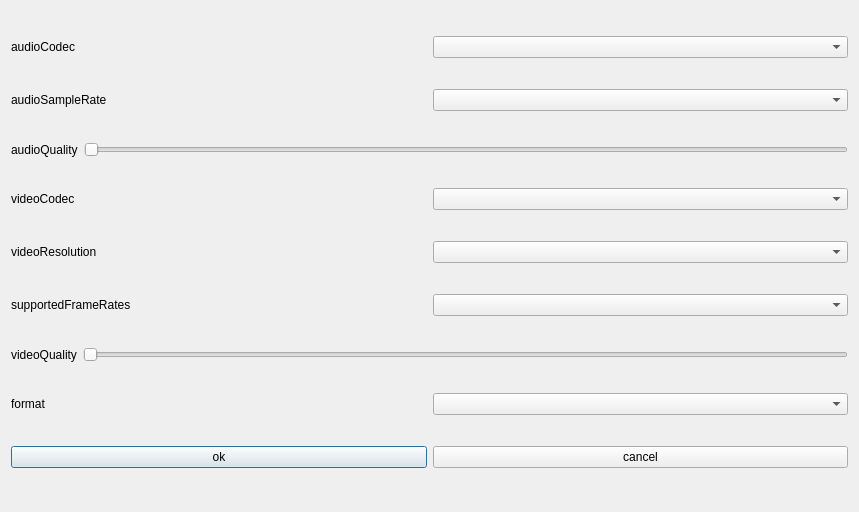
Above: openqtcamera/settingdialog.ui from dependon/OpenQtCamera before the change. Below: the same form after it.
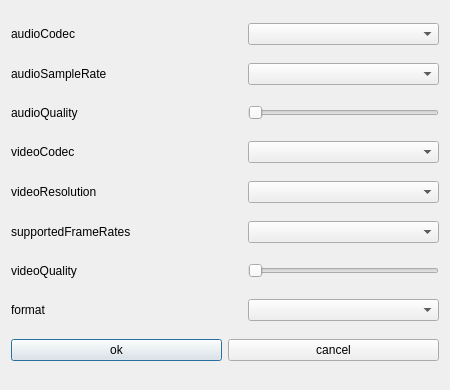
That is the form after the change.

```diff
--- a/openqtcamera/settingdialog.ui
+++ b/openqtcamera/settingdialog.ui
@@ -6,8 +6,8 @@
    <rect>
     <x>0</x>
     <y>0</y>
-    <width>859</width>
-    <height>512</height>
+    <width>450</width>
+    <height>390</height>
    </rect>
   </property>
   <property name="windowTitle">
@@ -15,7 +15,7 @@
   </property>
   <layout class="QVBoxLayout" name="verticalLayout">
    <item>
-    <layout class="QHBoxLayout" name="horizontalLayout_3">
+    <layout class="QHBoxLayout" name="horizontalLayout_3" stretch="1,0,1">
      <item>
       <widget class="QLabel" name="label">
        <property name="text">
@@ -24,12 +24,32 @@
       </widget>
      </item>
      <item>
-      <widget class="QComboBox" name="audiocodecBox"/>
+      <spacer name="horizontalSpacer">
+       <property name="orientation">
+        <enum>Qt::Horizontal</enum>
+       </property>
+       <property name="sizeHint" stdset="0">
+        <size>
+         <width>40</width>
+         <height>20</height>
+        </size>
+       </property>
+      </spacer>
+     </item>
+     <item>
+      <widget class="QComboBox" name="audiocodecBox">
+       <property name="maximumSize">
+        <size>
+         <width>200</width>
+         <height>16777215</height>
+        </size>
+       </property>
+      </widget>
      </item>
     </layout>
    </item>
    <item>
-    <layout class="QHBoxLayout" name="horizontalLayout_2">
+    <layout class="QHBoxLayout" name="horizontalLayout_2" stretch="1,0,1">
      <item>
       <widget class="QLabel" name="audioSampleRateLabel">
        <property name="text">
@@ -38,12 +58,32 @@
       </widget>
      </item>
      <item>
-      <widget class="QComboBox" name="audioSampleRateBox"/>
+      <spacer name="horizontalSpacer_2">
+       <property name="orientation">
+        <enum>Qt::Horizontal</enum>
+       </property>
+       <property name="sizeHint" stdset="0">
+        <size>
+         <width>40</width>
+         <height>20</height>
+        </size>
+       </property>
+      </spacer>
+     </item>
+     <item>
+      <widget class="QComboBox" name="audioSampleRateBox">
+       <property name="maximumSize">
+        <size>
+         <width>200</width>
+         <height>16777215</height>
+        </size>
+       </property>
+      </widget>
      </item>
     </layout>
    </item>
    <item>
-    <layout class="QHBoxLayout" name="horizontalLayout_7">
+    <layout class="QHBoxLayout" name="horizontalLayout_7" stretch="1,0,1">
      <item>
       <widget class="QLabel" name="label_6">
        <property name="text">
@@ -51,8 +91,27 @@
        </property>
       </widget>
      </item>
+     <item>
+      <spacer name="horizontalSpacer_3">
+       <property name="orientation">
+        <enum>Qt::Horizontal</enum>
+       </property>
+       <property name="sizeHint" stdset="0">
+        <size>
+         <width>40</width>
+         <height>20</height>
+        </size>
+       </property>
+      </spacer>
+     </item>
      <item>
       <widget class="QSlider" name="audioQualitySlider">
+       <property name="maximumSize">
+        <size>
+         <width>200</width>
+         <height>16777215</height>
+        </size>
+       </property>
        <property name="orientation">
         <enum>Qt::Horizontal</enum>
        </property>
@@ -61,7 +120,7 @@
     </layout>
    </item>
    <item>
-    <layout class="QHBoxLayout" name="horizontalLayout_4">
+    <layout class="QHBoxLayout" name="horizontalLayout_4" stretch="1,0,1">
      <item>
       <widget class="QLabel" name="label_2">
        <property name="text">
@@ -70,12 +129,32 @@
       </widget>
      </item>
      <item>
-      <widget class="QComboBox" name="videocodecBox"/>
+      <spacer name="horizontalSpacer_4">
+       <property name="orientation">
+        <enum>Qt::Horizontal</enum>
+       </property>
+       <property name="sizeHint" stdset="0">
+        <size>
+         <width>40</width>
+         <height>20</height>
+        </size>
+       </property>
+      </spacer>
+     </item>
+     <item>
+      <widget class="QComboBox" name="videocodecBox">
+       <property name="maximumSize">
+        <size>
+         <width>200</width>
+         <height>16777215</height>
+        </size>
+       </property>
+      </widget>
      </item>
     </layout>
    </item>
    <item>
-    <layout class="QHBoxLayout" name="horizontalLayout">
+    <layout class="QHBoxLayout" name="horizontalLayout" stretch="1,0,1">
      <item>
       <widget class="QLabel" name="label_5">
        <property name="text">
@@ -84,12 +163,32 @@
       </widget>
      </item>
      <item>
-      <widget class="QComboBox" name="videoResolutionBox"/>
+      <spacer name="horizontalSpacer_5">
+       <property name="orientation">
+        <enum>Qt::Horizontal</enum>
+       </property>
+       <property name="sizeHint" stdset="0">
+        <size>
+         <width>40</width>
+         <height>20</height>
+        </size>
+       </property>
+      </spacer>
+     </item>
+     <item>
+      <widget class="QComboBox" name="videoResolutionBox">
+       <property name="maximumSize">
+        <size>
+         <width>200</width>
+         <height>16777215</height>
+        </size>
+       </property>
+      </widget>
      </item>
     </layout>
    </item>
    <item>
-    <layout class="QHBoxLayout" name="horizontalLayout_5">
+    <layout class="QHBoxLayout" name="horizontalLayout_5" stretch="1,0,1">
      <item>
       <widget class="QLabel" name="label_3">
        <property name="text">
@@ -98,12 +197,32 @@
       </widget>
      </item>
      <item>
-      <widget class="QComboBox" name="supportedFrameRatesBox"/>
+      <spacer name="horizontalSpacer_6">
+       <property name="orientation">
+        <enum>Qt::Horizontal</enum>
+       </property>
+       <property name="sizeHint" stdset="0">
+        <size>
+         <width>40</width>
+         <height>20</height>
+        </size>
+       </property>
+      </spacer>
+     </item>
+     <item>
+      <widget class="QComboBox" name="supportedFrameRatesBox">
+       <property name="maximumSize">
+        <size>
+         <width>200</width>
+         <height>16777215</height>
+        </size>
+       </property>
+      </widget>
      </item>
     </layout>
    </item>
    <item>
-    <layout class="QHBoxLayout" name="horizontalLayout_6">
+    <layout class="QHBoxLayout" name="horizontalLayout_6" stretch="1,0,1">
      <item>
       <widget class="QLabel" name="label_7">
        <property name="text">
@@ -111,8 +230,27 @@
        </property>
       </widget>
      </item>
+     <item>
+      <spacer name="horizontalSpacer_7">
+       <property name="orientation">
+        <enum>Qt::Horizontal</enum>
+       </property>
+       <property name="sizeHint" stdset="0">
+        <size>
+         <width>40</width>
+         <height>20</height>
+        </size>
+       </property>
+      </spacer>
+     </item>
      <item>
       <widget class="QSlider" name="videoQualitySlider">
+       <property name="maximumSize">
+        <size>
+         <width>200</width>
+         <height>16777215</height>
+        </size>
+       </property>
        <property name="orientation">
         <enum>Qt::Horizontal</enum>
        </property>
@@ -121,7 +259,7 @@
     </layout>
    </item>
    <item>
-    <layout class="QHBoxLayout" name="horizontalLayout_9">
+    <layout class="QHBoxLayout" name="horizontalLayout_9" stretch="1,0,1">
      <item>
       <widget class="QLabel" name="formatLabel">
        <property name="text">
@@ -130,12 +268,32 @@
       </widget>
      </item>
      <item>
-      <widget class="QComboBox" name="formatBox"/>
+      <spacer name="horizontalSpacer_8">
+       <property name="orientation">
+        <enum>Qt::Horizontal</enum>
+       </property>
+       <property name="sizeHint" stdset="0">
+        <size>
+         <width>40</width>
+         <height>20</height>
+        </size>
+       </property>
+      </spacer>
+     </item>
+     <item>
+      <widget class="QComboBox" name="formatBox">
+       <property name="maximumSize">
+        <size>
+         <width>200</width>
+         <height>16777215</height>
+        </size>
+       </property>
+      </widget>
      </item>
     </layout>
    </item>
    <item>
-    <layout class="QHBoxLayout" name="horizontalLayout_8">
+    <layout class="QHBoxLayout" name="horizontalLayout_8" stretch="1,1">
      <item>
       <widget class="QPushButton" name="okBtn">
        <property name="text">
```
